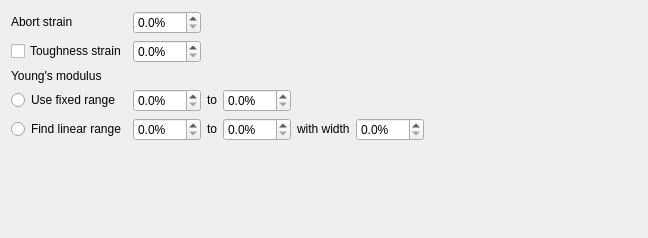
The window that mech_analyser/experiment/instron_68tm/failure/view.ui (ksonter95/InstronAnalyser) describes before a commit, drawn with Qt 5.
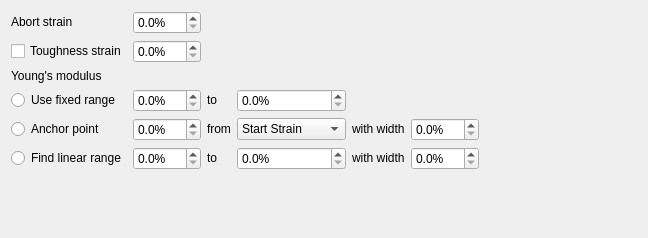
The same window after the commit.

Commit message: - added ability to calculate E modulus by anchoring one of the points

The edit to the form file:
```diff
--- a/mech_analyser/experiment/instron_68tm/failure/view.ui
+++ b/mech_analyser/experiment/instron_68tm/failure/view.ui
@@ -43,7 +43,7 @@
      </property>
     </widget>
    </item>
-   <item row="0" column="6" rowspan="6">
+   <item row="0" column="6" rowspan="7">
     <spacer name="s_Horizontal">
      <property name="orientation">
       <enum>Qt::Orientation::Horizontal</enum>
@@ -151,6 +151,105 @@
     </widget>
    </item>
    <item row="4" column="0">
+    <widget class="QRadioButton" name="rb_AnchorPoint">
+     <property name="toolTip">
+      <string>Anchor a point on the stress-strain curve over which the Young's modulus is calculated to a specific point on the curve.</string>
+     </property>
+     <property name="text">
+      <string>Anchor point</string>
+     </property>
+    </widget>
+   </item>
+   <item row="4" column="1">
+    <widget class="QDoubleSpinBox" name="sb_StrainOffset">
+     <property name="toolTip">
+      <string>The strain offset from the specific point on the stress-strain curve from/to which the Young's modulus will be calculated.  It, in combination with the anchor point, specifies ε1 in the equation E = (σ2 - σ1) / (ε2 - ε1).</string>
+     </property>
+     <property name="suffix">
+      <string>%</string>
+     </property>
+     <property name="decimals">
+      <number>1</number>
+     </property>
+    </widget>
+   </item>
+   <item row="4" column="2">
+    <widget class="QLabel" name="l_From">
+     <property name="sizePolicy">
+      <sizepolicy hsizetype="Fixed" vsizetype="Fixed">
+       <horstretch>0</horstretch>
+       <verstretch>0</verstretch>
+      </sizepolicy>
+     </property>
+     <property name="text">
+      <string>from</string>
+     </property>
+    </widget>
+   </item>
+   <item row="4" column="3">
+    <widget class="QComboBox" name="cbx_AnchorPoint">
+     <property name="toolTip">
+      <string>The point used to anchor the strain range over which the Young's modulus is to be calculated</string>
+     </property>
+     <item>
+      <property name="text">
+       <string>Start Strain</string>
+      </property>
+     </item>
+     <item>
+      <property name="text">
+       <string>Toe Strain</string>
+      </property>
+     </item>
+     <item>
+      <property name="text">
+       <string>Yield Strain</string>
+      </property>
+     </item>
+     <item>
+      <property name="text">
+       <string>Ultimate Strain</string>
+      </property>
+     </item>
+     <item>
+      <property name="text">
+       <string>Failure Strain</string>
+      </property>
+     </item>
+     <item>
+      <property name="text">
+       <string>End Strain</string>
+      </property>
+     </item>
+    </widget>
+   </item>
+   <item row="4" column="4">
+    <widget class="QLabel" name="l_With1">
+     <property name="sizePolicy">
+      <sizepolicy hsizetype="Fixed" vsizetype="Fixed">
+       <horstretch>0</horstretch>
+       <verstretch>0</verstretch>
+      </sizepolicy>
+     </property>
+     <property name="text">
+      <string>with width</string>
+     </property>
+    </widget>
+   </item>
+   <item row="4" column="5">
+    <widget class="QDoubleSpinBox" name="sb_StrainRangeWidth">
+     <property name="toolTip">
+      <string>The width of the range on the stress-strain curve over which the Young's modulus will be calculated.  It, in combination with the strain offset and anchor point, specifies ε2 in the equation E = (σ2 - σ1) / (ε2 - ε1).</string>
+     </property>
+     <property name="suffix">
+      <string>%</string>
+     </property>
+     <property name="decimals">
+      <number>1</number>
+     </property>
+    </widget>
+   </item>
+   <item row="5" column="0">
     <widget class="QRadioButton" name="rb_FindRange">
      <property name="toolTip">
       <string>Automatically find the strain range over which the stress-strain curve is most linear and use this range to calculate the Young's modulus.</string>
@@ -160,7 +259,7 @@
      </property>
     </widget>
    </item>
-   <item row="4" column="1">
+   <item row="5" column="1">
     <widget class="QDoubleSpinBox" name="sb_StrainMin">
      <property name="toolTip">
       <string>The strain value which defines the minimum strain that can be used to find the best approximation of the linear region of the stress-strain curve.</string>
@@ -173,7 +272,7 @@
      </property>
     </widget>
    </item>
-   <item row="4" column="2">
+   <item row="5" column="2">
     <widget class="QLabel" name="l_To2">
      <property name="sizePolicy">
       <sizepolicy hsizetype="Fixed" vsizetype="Fixed">
@@ -186,7 +285,7 @@
      </property>
     </widget>
    </item>
-   <item row="4" column="3">
+   <item row="5" column="3">
     <widget class="QDoubleSpinBox" name="sb_StrainMax">
      <property name="toolTip">
       <string>The strain value which defines the maximum strain that can be used to find the best approximation of the linear region of the stress-strain curve.</string>
@@ -199,8 +298,8 @@
      </property>
     </widget>
    </item>
-   <item row="4" column="4">
-    <widget class="QLabel" name="l_With">
+   <item row="5" column="4">
+    <widget class="QLabel" name="l_With2">
      <property name="sizePolicy">
       <sizepolicy hsizetype="Fixed" vsizetype="Fixed">
        <horstretch>0</horstretch>
@@ -212,7 +311,7 @@
      </property>
     </widget>
    </item>
-   <item row="4" column="5">
+   <item row="5" column="5">
     <widget class="QDoubleSpinBox" name="sb_StrainWindowWidth">
      <property name="toolTip">
       <string>The width of the strain window which will be used to find the best approximation of the linear region of the stress-strain curve for all possible regions between the minimum and maximum strains.</string>
@@ -225,7 +324,7 @@
      </property>
     </widget>
    </item>
-   <item row="5" column="0" colspan="6">
+   <item row="6" column="0" colspan="6">
     <spacer name="s_Vertical">
      <property name="orientation">
       <enum>Qt::Orientation::Vertical</enum>
```
The commit also changes 2 other files.
